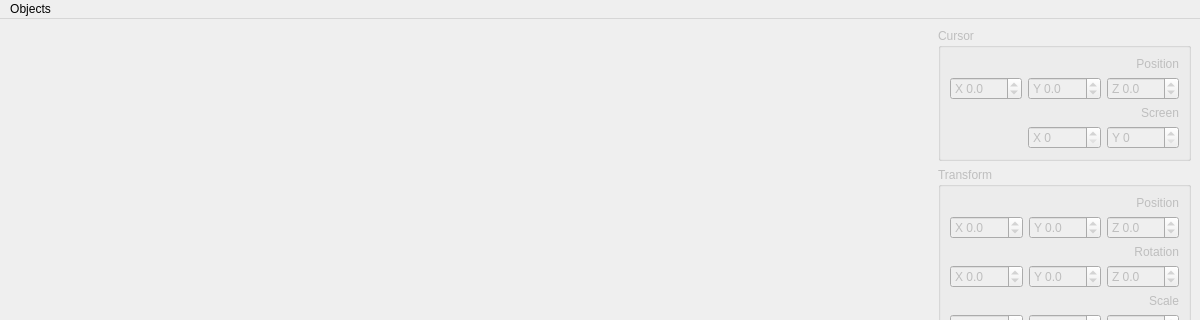
This is mainwindow.ui in smogork/SmoCAD as Qt 5 draws it before an edit; both pictures show x 0 to 1200 and y 0 to 320 of the 1200 by 800 pixel window. The edited form follows.
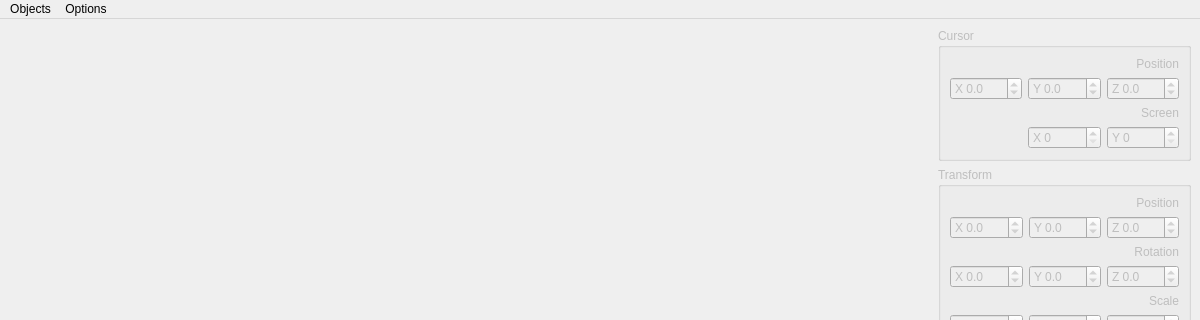
This is the edited form. Custom widgets are drawn as their Qt base class.

What changed in the file:
```diff
--- a/mainwindow.ui
+++ b/mainwindow.ui
@@ -565,7 +565,14 @@
     <addaction name="separator"/>
     <addaction name="actionRename"/>
    </widget>
+   <widget class="QMenu" name="menuOptions">
+    <property name="title">
+     <string>Options</string>
+    </property>
+    <addaction name="actionShow_Bezier_polygon"/>
+   </widget>
    <addaction name="menuObjects"/>
+   <addaction name="menuOptions"/>
   </widget>
   <widget class="QStatusBar" name="statusbar"/>
   <action name="actionTorus">
```
Left out of the diff: 11 changed lines with no effect on the pictures.
